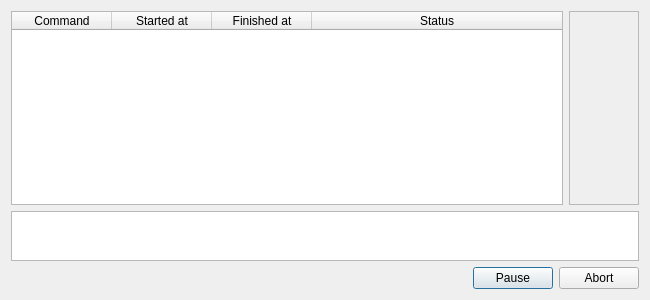
First picture: the form in gui/commandsrundialog.ui, repository jrueb/Burn-InSetupControlSoftware, before the edit.
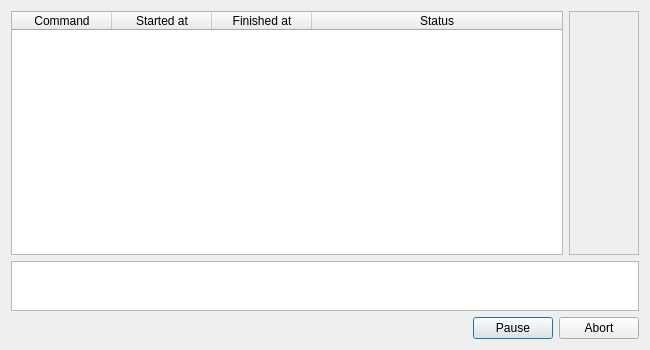
Second picture: the form after the edit.

Commit message: Fix window resizing

```diff
--- a/gui/commandsrundialog.ui
+++ b/gui/commandsrundialog.ui
@@ -7,7 +7,7 @@
     <x>0</x>
     <y>0</y>
     <width>650</width>
-    <height>300</height>
+    <height>350</height>
    </rect>
   </property>
   <property name="windowTitle">
```
The commit also changes 1 other file.
